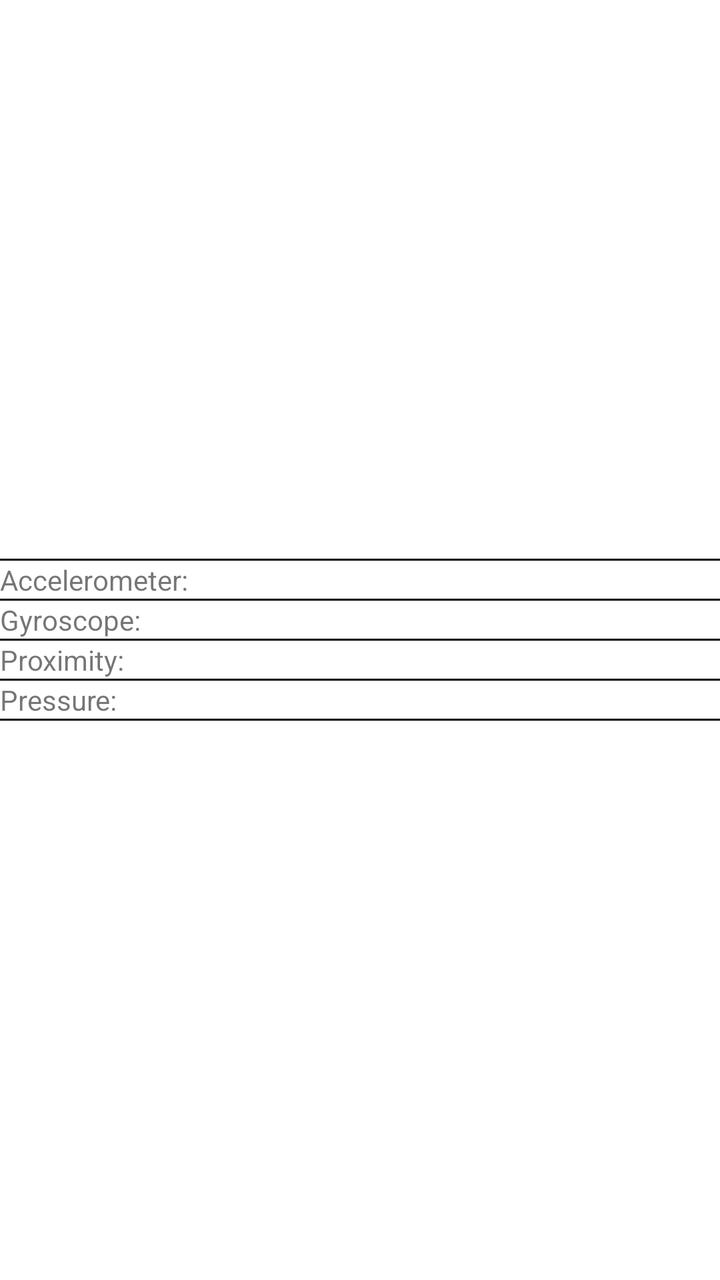
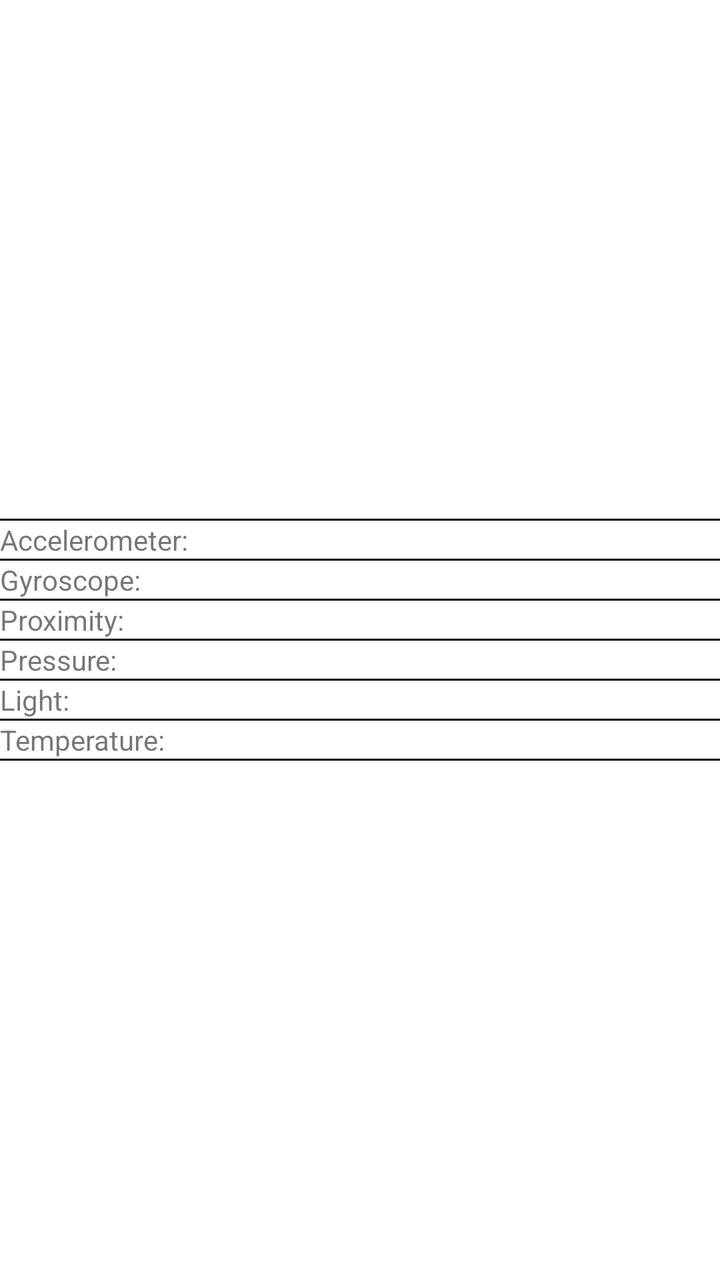

An Android layout rendered at two revisions. The XML below is the earlier revision; the diff shows what the commit changed to produce the second picture.
<!-- AndroidManifest.xml: application theme Theme.Applicationbeta -->
<!-- res/layout/fragment_sensor.xml -->
<?xml version="1.0" encoding="utf-8"?>
<FrameLayout xmlns:android="http://schemas.android.com/apk/res/android"
    xmlns:tools="http://schemas.android.com/tools"
    android:layout_width="match_parent"
    android:layout_height="match_parent"
    tools:context=".SensorFragment">

    <LinearLayout
        android:layout_width="match_parent"
        android:layout_height="wrap_content"
        android:layout_gravity="center"
        android:orientation="vertical">

        <View
            android:layout_width="match_parent"
            android:layout_height="1dp"
            android:background="#000000" />
        <LinearLayout
            android:layout_width="wrap_content"
            android:layout_height="wrap_content"
            android:orientation="horizontal">
            <TextView
                android:layout_width="wrap_content"
                android:layout_height="wrap_content"
                android:text="Accelerometer: " />
            <TextView
                android:id="@+id/textView2"
                android:layout_width="wrap_content"
                android:layout_height="wrap_content"
                android:layout_weight="1"
                android:text="" />
        </LinearLayout>
        <View
            android:layout_width="match_parent"
            android:layout_height="1dp"
            android:background="#000000" />
        <LinearLayout
            android:layout_width="wrap_content"
            android:layout_height="wrap_content"
            android:orientation="horizontal">
            <TextView
                android:layout_width="wrap_content"
                android:layout_height="wrap_content"
                android:text="Gyroscope: " />
            <TextView
                android:id="@+id/textView3"
                android:layout_width="wrap_content"
                android:layout_height="wrap_content"
                android:layout_weight="1"
                android:text="" />
        </LinearLayout>
            <View
                android:layout_width="match_parent"
                android:layout_height="1dp"
                android:background="#000000" />
        <LinearLayout
            android:layout_width="wrap_content"
            android:layout_height="wrap_content"
            android:orientation="horizontal">
            <TextView
                android:layout_width="wrap_content"
                android:layout_height="wrap_content"
                android:text="Proximity: " />
            <TextView
                android:id="@+id/textView4"
                android:layout_width="wrap_content"
                android:layout_height="wrap_content"
                android:layout_weight="1"
                android:text="" />
        </LinearLayout>
        <View
            android:layout_width="match_parent"
            android:layout_height="1dp"
            android:background="#000000" />
        <LinearLayout
            android:layout_width="wrap_content"
            android:layout_height="wrap_content"
            android:orientation="horizontal">
            <TextView
                android:layout_width="wrap_content"
                android:layout_height="wrap_content"
                android:text="Pressure: " />
            <TextView
                android:id="@+id/textView5"
                android:layout_width="wrap_content"
                android:layout_height="wrap_content"
                android:layout_weight="1"
                android:text="" />
        </LinearLayout>
        <View
            android:layout_width="match_parent"
            android:layout_height="1dp"
            android:background="#000000" />

    </LinearLayout>

</FrameLayout>
<!-- resources referenced by this layout -->
<resources>
  <style name="Theme.Applicationbeta" parent="Theme.MaterialComponents.DayNight.DarkActionBar">
          
          <item name="colorPrimary">@color/purple_500</item>
          <item name="colorPrimaryVariant">@color/purple_700</item>
          <item name="colorOnPrimary">@color/white</item>
          
          <item name="colorSecondary">@color/teal_200</item>
          <item name="colorSecondaryVariant">@color/teal_700</item>
          <item name="colorOnSecondary">@color/black</item>
          
          <item name="android:statusBarColor">?attr/colorPrimaryVariant</item>
          
      </style>
  <color name="purple_500">#FF6200EE</color>
  <color name="purple_700">#FF3700B3</color>
  <color name="white">#FFFFFFFF</color>
  <color name="teal_200">#FF03DAC5</color>
  <color name="teal_700">#FF018786</color>
  <color name="black">#FF000000</color>
</resources>

<!-- the commit's change to res/layout/fragment_sensor.xml (unified diff, before → after) -->
@@ -91,6 +91,45 @@
             android:layout_width="match_parent"
             android:layout_height="1dp"
             android:background="#000000" />
+        <LinearLayout
+            android:layout_width="wrap_content"
+            android:layout_height="wrap_content"
+            android:orientation="horizontal">
+            <TextView
+                android:layout_width="wrap_content"
+                android:layout_height="wrap_content"
+                android:text="Light: " />
+            <TextView
+                android:id="@+id/textView6"
+                android:layout_width="wrap_content"
+                android:layout_height="wrap_content"
+                android:layout_weight="1"
+                android:text="" />
+        </LinearLayout>
+        <View
+            android:layout_width="match_parent"
+            android:layout_height="1dp"
+            android:background="#000000" />
+        <LinearLayout
+            android:layout_width="wrap_content"
+            android:layout_height="wrap_content"
+            android:orientation="horizontal">
+            <TextView
+                android:layout_width="wrap_content"
+                android:layout_height="wrap_content"
+                android:text="Temperature: " />
+            <TextView
+                android:id="@+id/textView7"
+                android:layout_width="wrap_content"
+                android:layout_height="wrap_content"
+                android:layout_weight="1"
+                android:text="" />
+        </LinearLayout>
+        <View
+            android:layout_width="match_parent"
+            android:layout_height="1dp"
+            android:background="#000000" />
+
 
     </LinearLayout>
 
